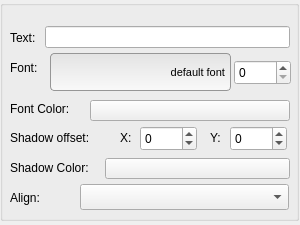
Above: Tools/UIEditor/UI/uitextfieldpropertygridwidget.ui from xaoctech/dava.engine before the change. Below: the same form after it.
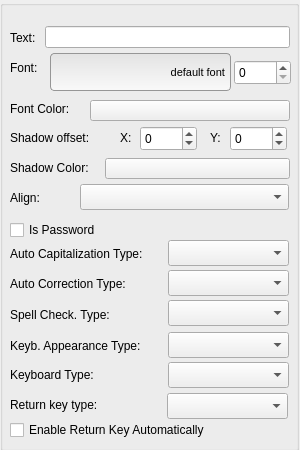
That is the form after the change. Custom widgets are drawn as their Qt base class.

What changed in the file:
```diff
--- a/Tools/UIEditor/UI/uitextfieldpropertygridwidget.ui
+++ b/Tools/UIEditor/UI/uitextfieldpropertygridwidget.ui
@@ -7,13 +7,13 @@
     <x>0</x>
     <y>0</y>
     <width>300</width>
-    <height>225</height>
+    <height>450</height>
    </rect>
   </property>
   <property name="minimumSize">
    <size>
     <width>300</width>
-    <height>225</height>
+    <height>450</height>
    </size>
   </property>
   <property name="windowTitle">
@@ -25,7 +25,7 @@
      <x>0</x>
      <y>0</y>
      <width>299</width>
-     <height>221</height>
+     <height>451</height>
     </rect>
    </property>
    <property name="title">
@@ -234,6 +234,170 @@
      <string>Align:</string>
     </property>
    </widget>
+   <widget class="QCheckBox" name="isPasswordCheckbox">
+    <property name="geometry">
+     <rect>
+      <x>10</x>
+      <y>220</y>
+      <width>271</width>
+      <height>20</height>
+     </rect>
+    </property>
+    <property name="text">
+     <string>Is Password</string>
+    </property>
+   </widget>
+   <widget class="QComboBox" name="autoCapitalizationTypeComboBox">
+    <property name="geometry">
+     <rect>
+      <x>168</x>
+      <y>240</y>
+      <width>121</width>
+      <height>26</height>
+     </rect>
+    </property>
+   </widget>
+   <widget class="QComboBox" name="autoCorrectionTypeComboBox">
+    <property name="geometry">
+     <rect>
+      <x>168</x>
+      <y>270</y>
+      <width>121</width>
+      <height>26</height>
+     </rect>
+    </property>
+   </widget>
+   <widget class="QComboBox" name="spellCheckingTypeComboBox">
+    <property name="geometry">
+     <rect>
+      <x>168</x>
+      <y>300</y>
+      <width>121</width>
+      <height>26</height>
+     </rect>
+    </property>
+   </widget>
+   <widget class="QComboBox" name="keyboardAppearanceTypeComboBox">
+    <property name="geometry">
+     <rect>
+      <x>168</x>
+      <y>332</y>
+      <width>121</width>
+      <height>26</height>
+     </rect>
+    </property>
+   </widget>
+   <widget class="QComboBox" name="keyboardTypeComboBox">
+    <property name="geometry">
+     <rect>
+      <x>168</x>
+      <y>362</y>
+      <width>121</width>
+      <height>26</height>
+     </rect>
+    </property>
+   </widget>
+   <widget class="QComboBox" name="returnKeyTypeComboBox">
+    <property name="geometry">
+     <rect>
+      <x>167</x>
+      <y>393</y>
+      <width>121</width>
+      <height>26</height>
+     </rect>
+    </property>
+   </widget>
+   <widget class="QCheckBox" name="isReturnKeyAutomatically">
+    <property name="geometry">
+     <rect>
+      <x>10</x>
+      <y>420</y>
+      <width>271</width>
+      <height>20</height>
+     </rect>
+    </property>
+    <property name="text">
+     <string>Enable Return Key Automatically</string>
+    </property>
+   </widget>
+   <widget class="QLabel" name="returnKeyTypeLabel">
+    <property name="geometry">
+     <rect>
+      <x>10</x>
+      <y>397</y>
+      <width>101</width>
+      <height>16</height>
+     </rect>
+    </property>
+    <property name="text">
+     <string>Return key type:</string>
+    </property>
+   </widget>
+   <widget class="QLabel" name="keyboardTypeLabel">
+    <property name="geometry">
+     <rect>
+      <x>10</x>
+      <y>367</y>
+      <width>101</width>
+      <height>16</height>
+     </rect>
+    </property>
+    <property name="text">
+     <string>Keyboard Type:</string>
+    </property>
+   </widget>
+   <widget class="QLabel" name="keyboardAppearanceTypeLabel">
+    <property name="geometry">
+     <rect>
+      <x>10</x>
+      <y>338</y>
+      <width>161</width>
+      <height>16</height>
+     </rect>
+    </property>
+    <property name="text">
+     <string>Keyb. Appearance Type:</string>
+    </property>
+   </widget>
+   <widget class="QLabel" name="spellCheckingTypeLabel">
+    <property name="geometry">
+     <rect>
+      <x>10</x>
+      <y>307</y>
+      <width>121</width>
+      <height>16</height>
+     </rect>
+    </property>
+    <property name="text">
+     <string>Spell Check. Type:</string>
+    </property>
+   </widget>
+   <widget class="QLabel" name="autoCorrectionTypeLabel">
+    <property name="geometry">
+     <rect>
+      <x>10</x>
+      <y>276</y>
+      <width>151</width>
+      <height>16</height>
+     </rect>
+    </property>
+    <property name="text">
+     <string>Auto Correction Type:</string>
+    </property>
+   </widget>
+   <widget class="QLabel" name="autoCapitalizationTypeLabel">
+    <property name="geometry">
+     <rect>
+      <x>10</x>
+      <y>246</y>
+      <width>171</width>
+      <height>16</height>
+     </rect>
+    </property>
+    <property name="text">
+     <string>Auto Capitalization Type:</string>
+    </property>
+   </widget>
   </widget>
  </widget>
  <customwidgets>
```
